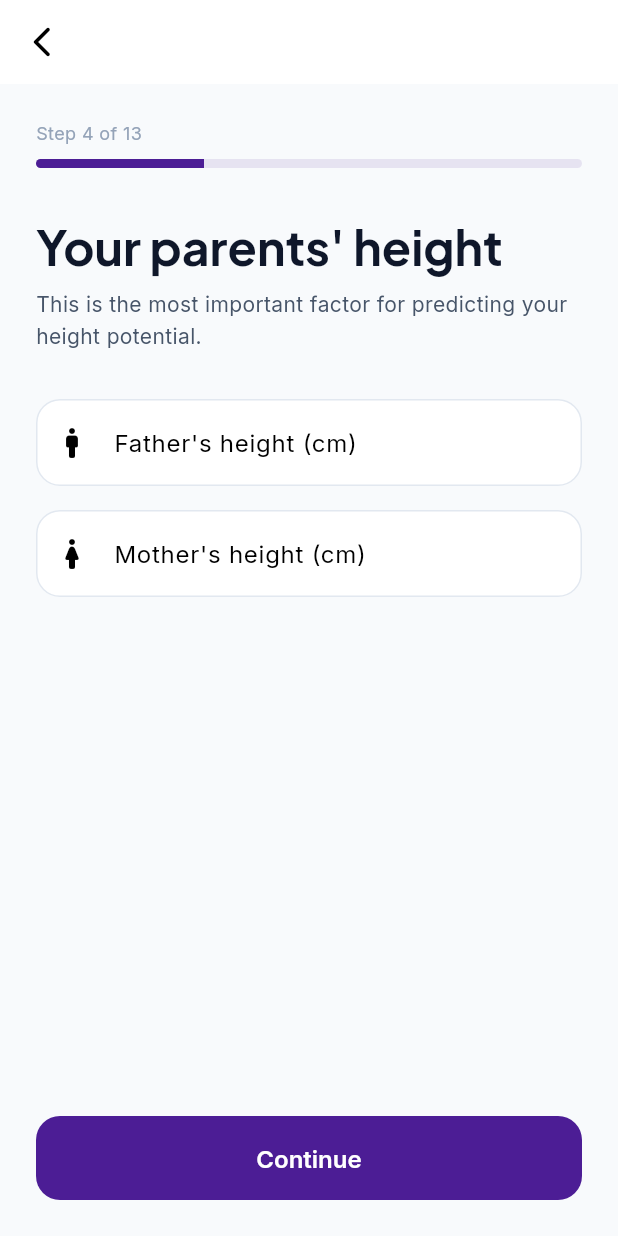
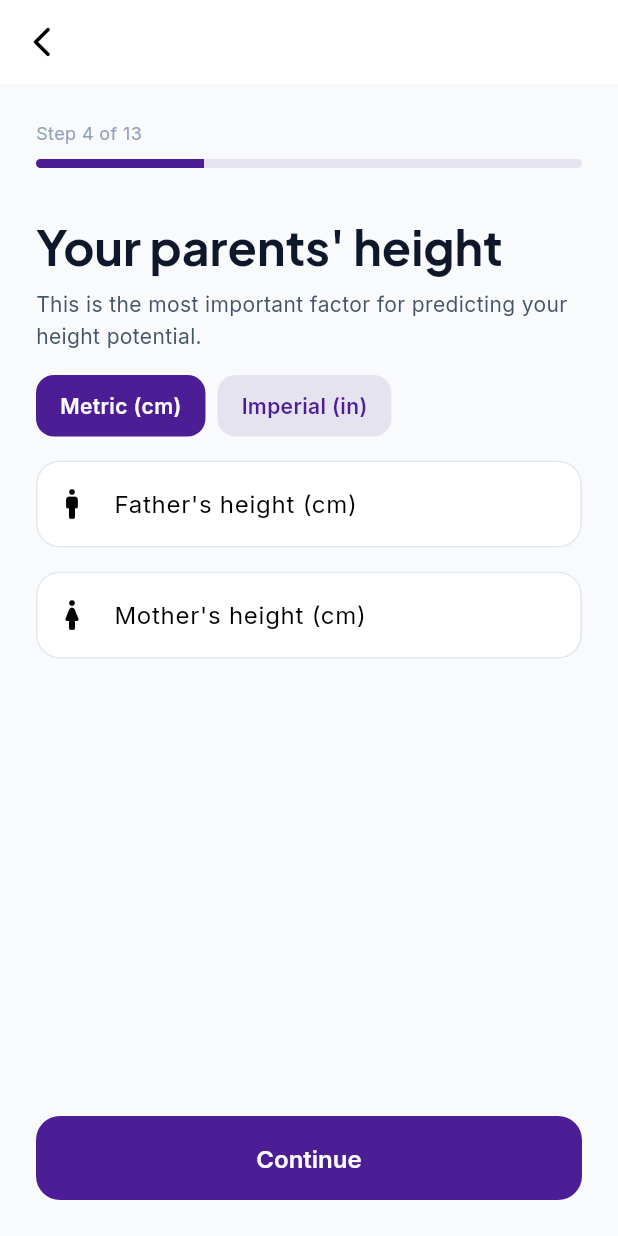
Before and after one commit to MirzaAliAkbar/GetTaller, a Flutter app: the ParentHeightScreen screen opened by its route, after a tap on "Continue", on a phone screen of 412 x 824 dp. Run offline on Flutter 3.47's test engine with Material 3 defaults, Android fonts, the phone set to English and light mode, and no system bars; our stand-ins replace equatable, firebase_analytics, firebase_core, firebase_crashlytics, firebase_remote_config, fl_chart and 12 more; accounts and stored records are empty; network calls fail.

Commit message:
Fix 5 issues: exercise nav, unit toggle, onboarding imperial, back button
1. Exercise cards → navigate to Daily Plan tab (index 1)
2. Unit toggle → invalidate providers for immediate dashboard rebuild
3. Onboarding → save unit preference, add imperial toggle to parent heights
4. Back button → changed all onboarding navigation from go() to push()

```diff
--- a/lib/core/routing/app_router.dart
+++ b/lib/core/routing/app_router.dart
@@ -109,7 +109,10 @@
       GoRoute(
         path: '/main',
         name: 'main',
-        builder: (context, state) => const MainNavigationScreen(),
+        builder: (context, state) {
+          final tab = state.extra is int ? state.extra as int : 0;
+          return MainNavigationScreen(initialTab: tab);
+        },
       ),
 
       // ── Feature Screens ──
--- a/lib/features/dashboard/presentation/screens/dashboard_tab.dart
+++ b/lib/features/dashboard/presentation/screens/dashboard_tab.dart
@@ -362,7 +362,7 @@
                   icon: Icons.fitness_center_rounded,
                   label: 'Exercises',
                   color: AppTheme.accent,
-                  onTap: () => context.push('/workout/spine_1'),
+                  onTap: () => context.go('/main', extra: 1),
                 ),
               ),
             ],
--- a/lib/features/dashboard/presentation/screens/main_navigation_screen.dart
+++ b/lib/features/dashboard/presentation/screens/main_navigation_screen.dart
@@ -9,14 +9,15 @@
 
 /// Main app shell with 3-tab bottom navigation — Blueprint §4.1
 class MainNavigationScreen extends StatefulWidget {
-  const MainNavigationScreen({super.key});
+  final int initialTab;
+  const MainNavigationScreen({super.key, this.initialTab = 0});
 
   @override
   State<MainNavigationScreen> createState() => _MainNavigationScreenState();
 }
 
 class _MainNavigationScreenState extends State<MainNavigationScreen> {
-  int _currentIndex = 0;
+  late int _currentIndex = widget.initialTab;
 
   final _screens = const [
     DashboardTab(),
--- a/lib/features/onboarding/presentation/screens/analysis_depth_screen.dart
+++ b/lib/features/onboarding/presentation/screens/analysis_depth_screen.dart
@@ -46,7 +46,7 @@
   @override
   Widget build(BuildContext context) {
     return GestureDetector(
-      onTap: () { ref.read(onboardingProvider.notifier).setAnalysisDepth(value); context.go('/onboarding/analyzing'); },
+      onTap: () { ref.read(onboardingProvider.notifier).setAnalysisDepth(value); context.push('/onboarding/analyzing'); },
       child: Container(
         padding: const EdgeInsets.all(24),
         decoration: BoxDecoration(
--- a/lib/features/onboarding/presentation/screens/analyzing_screen.dart
+++ b/lib/features/onboarding/presentation/screens/analyzing_screen.dart
@@ -66,7 +66,7 @@
     await ref.read(adServiceProvider).showInterstitialAd();
 
     if (!mounted) return;
-    context.go('/onboarding/insight');
+    context.push('/onboarding/insight');
   }
 
   @override
--- a/lib/features/onboarding/presentation/screens/birth_date_screen.dart
+++ b/lib/features/onboarding/presentation/screens/birth_date_screen.dart
@@ -200,7 +200,7 @@
               ref.read(onboardingProvider.notifier).setBirthDate(
                     DateTime(selectedYear, selectedMonth, 1),
                   );
-              context.go('/onboarding/measurements');
+              context.push('/onboarding/measurements');
             },
             child: const Text('Continue'),
           ),
--- a/lib/features/onboarding/presentation/screens/current_measurements_screen.dart
+++ b/lib/features/onboarding/presentation/screens/current_measurements_screen.dart
@@ -5,6 +5,7 @@
 import '../providers/onboarding_provider.dart';
 import '../../../../core/theme/app_theme.dart';
 import '../../../../core/utils/constants.dart';
+import '../../../../core/utils/unit_converter.dart';
 
 class CurrentMeasurementsScreen extends ConsumerStatefulWidget {
   const CurrentMeasurementsScreen({super.key});
@@ -33,11 +34,14 @@
     final heightCm = _isMetric ? height : height * 2.54;
     final weightKg = _isMetric ? weight : weight * 0.453592;
 
+    // Save unit preference so dashboard uses correct units
+    UnitConverter.setMetric(_isMetric);
+
     ref.read(onboardingProvider.notifier).setMeasurements(
       heightCm: heightCm,
       weightKg: weightKg,
     );
-    context.go('/onboarding/parent-height');
+    context.push('/onboarding/parent-height');
   }
 
   @override
--- a/lib/features/onboarding/presentation/screens/gender_selection_screen.dart
+++ b/lib/features/onboarding/presentation/screens/gender_selection_screen.dart
@@ -50,7 +50,7 @@
                       color: const Color(0xFF42A5F5),
                       onTap: () {
                         ref.read(onboardingProvider.notifier).setGender('male');
-                        context.go('/onboarding/birth-date');
+                        context.push('/onboarding/birth-date');
                       },
                     ),
                     const SizedBox(height: AppConstants.spacingLg),
@@ -61,7 +61,7 @@
                       color: const Color(0xFFEC407A),
                       onTap: () {
                         ref.read(onboardingProvider.notifier).setGender('female');
-                        context.go('/onboarding/birth-date');
+                        context.push('/onboarding/birth-date');
                       },
                     ),
                   ],
--- a/lib/features/onboarding/presentation/screens/onboarding_insight_screen.dart
+++ b/lib/features/onboarding/presentation/screens/onboarding_insight_screen.dart
@@ -83,7 +83,7 @@
                 width: double.infinity,
                 height: 56,
                 child: ElevatedButton(
-                  onPressed: () => context.go('/onboarding/result-preview'),
+                  onPressed: () => context.push('/onboarding/result-preview'),
                   child: const Text('See My Results'),
                 ),
               ),
--- a/lib/features/onboarding/presentation/screens/parent_height_screen.dart
+++ b/lib/features/onboarding/presentation/screens/parent_height_screen.dart
@@ -4,6 +4,7 @@
 import '../providers/onboarding_provider.dart';
 import '../../../../core/theme/app_theme.dart';
 import '../../../../core/utils/constants.dart';
+import '../../../../core/utils/unit_converter.dart';
 
 class ParentHeightScreen extends ConsumerStatefulWidget {
   const ParentHeightScreen({super.key});
@@ -15,6 +16,13 @@
 class _ParentHeightScreenState extends ConsumerState<ParentHeightScreen> {
   final _fatherController = TextEditingController();
   final _motherController = TextEditingController();
+  late bool _isMetric;
+
+  @override
+  void initState() {
+    super.initState();
+    _isMetric = UnitConverter.isMetric;
+  }
 
   @override
   void dispose() {
@@ -27,12 +35,17 @@
     final father = double.tryParse(_fatherController.text);
     final mother = double.tryParse(_motherController.text);
     if (father == null || mother == null) return;
-    ref.read(onboardingProvider.notifier).setParentHeights(fatherHeightCm: father, motherHeightCm: mother);
-    context.go('/onboarding/sports');
+
+    final fatherCm = _isMetric ? father : father * 2.54;
+    final motherCm = _isMetric ? mother : mother * 2.54;
+
+    ref.read(onboardingProvider.notifier).setParentHeights(fatherHeightCm: fatherCm, motherHeightCm: motherCm);
+    context.push('/onboarding/sports');
   }
 
   @override
   Widget build(BuildContext context) {
+    final unit = UnitConverter.heightUnit();
     return Scaffold(
       appBar: AppBar(leading: IconButton(icon: const Icon(Icons.arrow_back_ios_new_rounded), onPressed: () => context.pop())),
       body: SafeArea(
@@ -47,13 +60,22 @@
               const SizedBox(height: AppConstants.spacingSm),
               Text("This is the most important factor for predicting your height potential.",
                   style: Theme.of(context).textTheme.bodyMedium),
-              const SizedBox(height: AppConstants.spacingXxl),
-              TextField(controller: _fatherController, keyboardType: TextInputType.number, decoration: const InputDecoration(
-                labelText: "Father's height (cm)", prefixIcon: Icon(Icons.man_rounded),
+              const SizedBox(height: AppConstants.spacingLg),
+              // Unit toggle
+              Row(
+                children: [
+                  _unitButton('Metric (cm)', true),
+                  const SizedBox(width: 8),
+                  _unitButton('Imperial (in)', false),
+                ],
+              ),
+              const SizedBox(height: AppConstants.spacingLg),
+              TextField(controller: _fatherController, keyboardType: TextInputType.number, decoration: InputDecoration(
+                labelText: "Father's height ($unit)", prefixIcon: const Icon(Icons.man_rounded),
               )),
               const SizedBox(height: AppConstants.spacingLg),
-              TextField(controller: _motherController, keyboardType: TextInputType.number, decoration: const InputDecoration(
-                labelText: "Mother's height (cm)", prefixIcon: Icon(Icons.woman_rounded),
+              TextField(controller: _motherController, keyboardType: TextInputType.number, decoration: InputDecoration(
+                labelText: "Mother's height ($unit)", prefixIcon: const Icon(Icons.woman_rounded),
               )),
               const Spacer(),
               SizedBox(width: double.infinity, height: 56,
@@ -62,6 +84,24 @@
             ],
           ),
         ),
+      ),
+    );
+  }
+
+  Widget _unitButton(String label, bool metric) {
+    final selected = _isMetric == metric;
+    return GestureDetector(
+      onTap: () => setState(() => _isMetric = metric),
+      child: Container(
+        padding: const EdgeInsets.symmetric(horizontal: 16, vertical: 10),
+        decoration: BoxDecoration(
+          color: selected ? AppTheme.accent : AppTheme.accent.withOpacity(0.1),
+          borderRadius: BorderRadius.circular(12),
+        ),
+        child: Text(label, style: TextStyle(
+          color: selected ? Colors.white : AppTheme.accent,
+          fontWeight: FontWeight.w600, fontSize: 14,
+        )),
       ),
     );
   }
--- a/lib/features/onboarding/presentation/screens/privacy_shield_screen.dart
+++ b/lib/features/onboarding/presentation/screens/privacy_shield_screen.dart
@@ -71,7 +71,7 @@
                 width: double.infinity,
                 height: 56,
                 child: ElevatedButton(
-                  onPressed: () => context.go('/onboarding/gender'),
+                  onPressed: () => context.push('/onboarding/gender'),
                   child: const Text('I Understand & Agree'),
                 ),
               ),
--- a/lib/features/onboarding/presentation/screens/result_preview_screen.dart
+++ b/lib/features/onboarding/presentation/screens/result_preview_screen.dart
@@ -169,7 +169,7 @@
                 width: double.infinity,
                 height: 56,
                 child: ElevatedButton(
-                  onPressed: () => context.go('/onboarding/your-plan'),
+                  onPressed: () => context.push('/onboarding/your-plan'),
                   child: const Text('View My 90-Day Plan'),
                 ),
               ),
--- a/lib/features/onboarding/presentation/screens/sleep_duration_screen.dart
+++ b/lib/features/onboarding/presentation/screens/sleep_duration_screen.dart
@@ -74,7 +74,7 @@
               child: ElevatedButton(
                 onPressed: () {
                   ref.read(onboardingProvider.notifier).setSleepHours(_hours);
-                  context.go('/onboarding/analysis-depth');
+                  context.push('/onboarding/analysis-depth');
                 },
                 child: const Text('Continue'),
               ),
--- a/lib/features/onboarding/presentation/screens/splash_screen.dart
+++ b/lib/features/onboarding/presentation/screens/splash_screen.dart
@@ -59,7 +59,7 @@
     if (onboardingComplete || hasUserData) {
       context.go('/main');
     } else {
-      context.go('/onboarding/welcome');
+      context.push('/onboarding/welcome');
     }
   }
 
--- a/lib/features/onboarding/presentation/screens/sports_selection_screen.dart
+++ b/lib/features/onboarding/presentation/screens/sports_selection_screen.dart
@@ -92,7 +92,7 @@
     return GestureDetector(
       onTap: () {
         ref.read(onboardingProvider.notifier).setActivityLevel(value);
-        context.go('/onboarding/sleep');
+        context.push('/onboarding/sleep');
       },
       child: Container(
         padding: const EdgeInsets.all(24),
--- a/lib/features/onboarding/presentation/screens/welcome_screen.dart
+++ b/lib/features/onboarding/presentation/screens/welcome_screen.dart
@@ -46,7 +46,7 @@
     if (proceed != true) return;
 
     if (!mounted) return;
-    context.go('/onboarding/privacy');
+    context.push('/onboarding/privacy');
   }
 
   Future<bool?> _showDisclaimer(BuildContext context) {
--- a/lib/features/settings/presentation/screens/settings_screen.dart
+++ b/lib/features/settings/presentation/screens/settings_screen.dart
@@ -38,6 +38,9 @@
   Future<void> _saveUnitSystem(bool isMetric) async {
     await UnitConverter.setMetric(isMetric);
     setState(() => _isMetric = isMetric);
+    // Invalidate providers so dashboard rebuilds with new units
+    ref.invalidate(persistedUserDataProvider);
+    ref.invalidate(heightMeasurementsProvider);
   }
 
   @override
```
Also changed, not shown: 1 other file.
